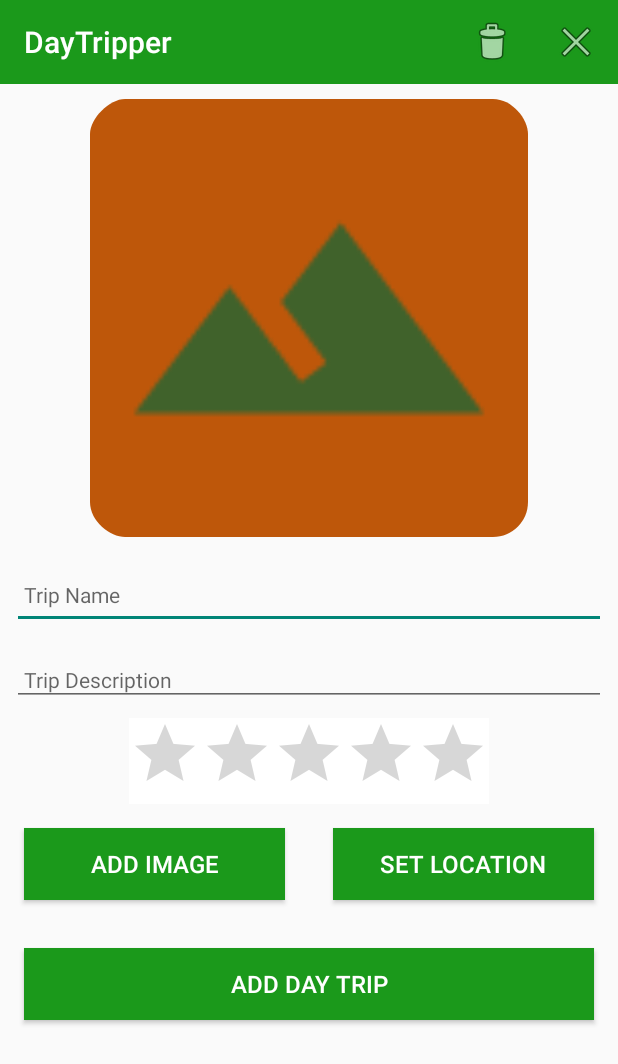
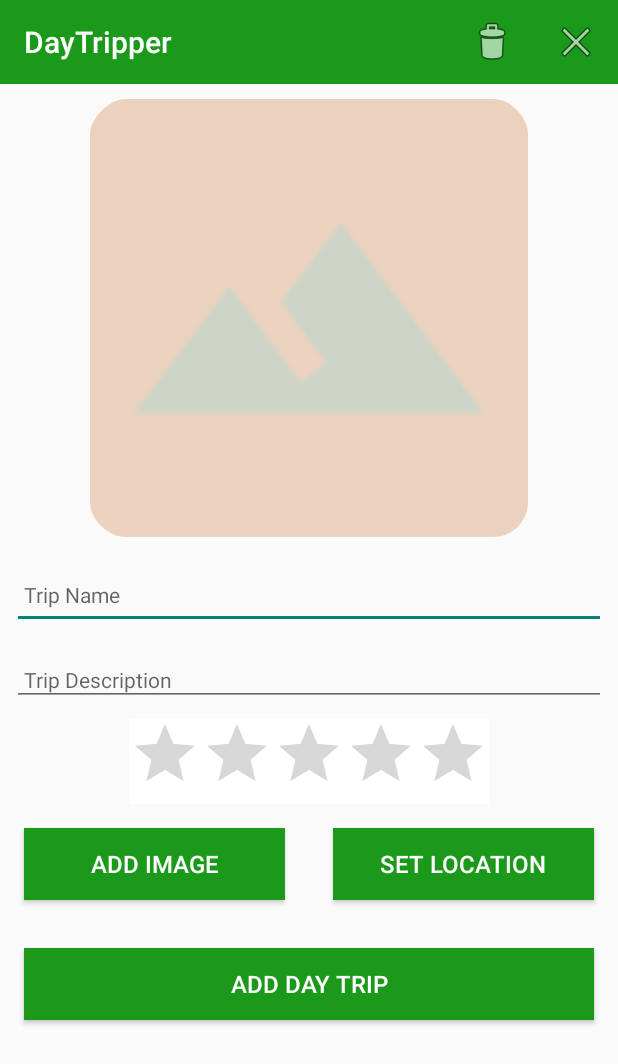
Before and after one commit to iamianmullins/daytripper, an Android app: the DayTripperActivity screen opened directly, with no data from a screen before it, on a phone screen of 412 x 824 dp. Shown: the top 1064 px of the screen. Run offline under Robolectric (Android 15) with nearby library versions, the phone set to English and light mode, and no system bars; our stand-ins replace Picasso, Timber; 1 statement that could not run was skipped.

```diff
--- a/app/src/main/java/org/wit/daytripper/helpers/timeHelper.kt
+++ b/app/src/main/java/org/wit/daytripper/helpers/timeHelper.kt
@@ -8,7 +8,7 @@ import java.time.format.DateTimeFormatter
 fun getTime(): String {
     val local = LocalDateTime.now()
 
-    val format = DateTimeFormatter.ofPattern("dd-MM-yyyy HH:mm:ss")
+    val format = DateTimeFormatter.ofPattern("dd-MM-yyyy HH-mm-ss")
     val currentTime = local.format(format)
 
     return currentTime
--- a/app/src/main/java/org/wit/daytripper/models/DayTripJSONStore.kt
+++ b/app/src/main/java/org/wit/daytripper/models/DayTripJSONStore.kt
@@ -50,7 +50,6 @@ class DayTripJSONStore(private val context: Context) : DayTripStore {
             foundDayTrip.lat = dayTrip.lat
             foundDayTrip.lng = dayTrip.lng
             foundDayTrip.zoom = dayTrip.zoom
-            foundDayTrip.timest = getTime()
         }
         serialize()
     }
--- a/app/src/main/java/org/wit/daytripper/models/DayTripMemStore.kt
+++ b/app/src/main/java/org/wit/daytripper/models/DayTripMemStore.kt
@@ -1,6 +1,5 @@
 package org.wit.daytripper.models
 
-import org.wit.daytripper.helpers.getTime
 import timber.log.Timber.i
 
 var lastId = 0L
@@ -33,7 +32,6 @@ class DayTripMemStore: DayTripStore {
             foundDayTrip.lat = dayTrip.lat
             foundDayTrip.lng = dayTrip.lng
             foundDayTrip.zoom = dayTrip.zoom
-            foundDayTrip.timest = getTime()
             logAll()
         }
     }
--- a/app/src/main/res/layout/activity_daytripper.xml
+++ b/app/src/main/res/layout/activity_daytripper.xml
@@ -45,7 +45,8 @@
                     android:layout_height="300dp"
                     app:srcCompat="@mipmap/ic_launcher"
                     android:layout_marginTop="10dp"
-                    android:paddingBottom="8dp" />
+                    android:paddingBottom="8dp"
+                    android:alpha="0.25"/>
 
                 <EditText
                     android:id="@+id/dayTripTitle"
```
